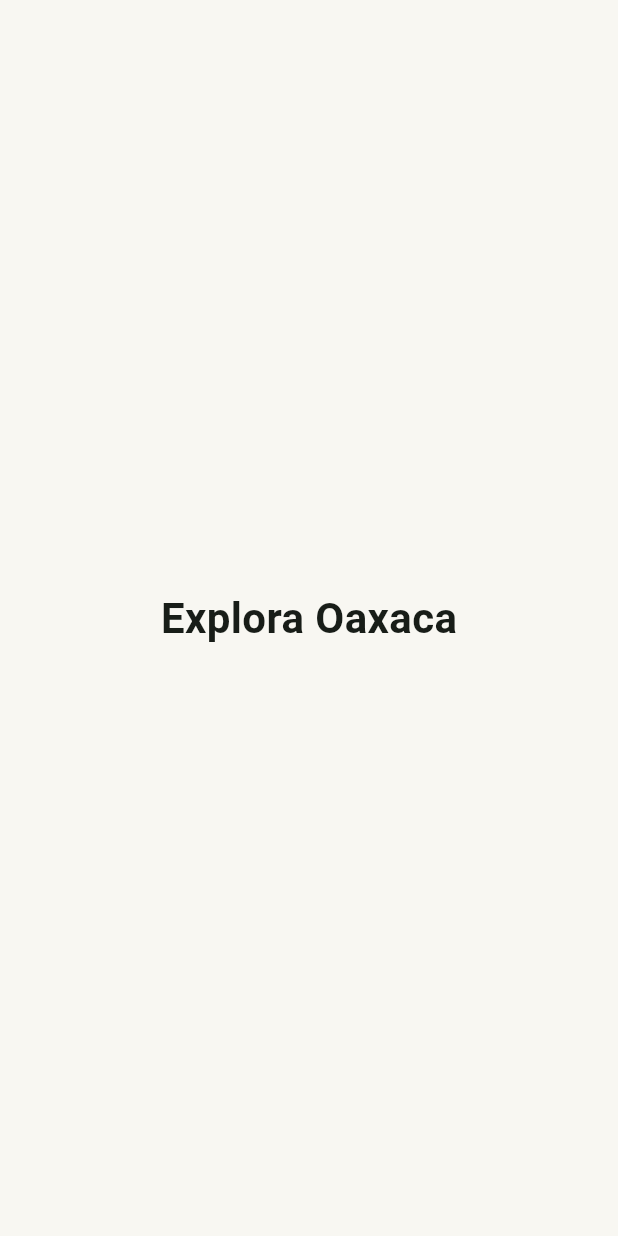
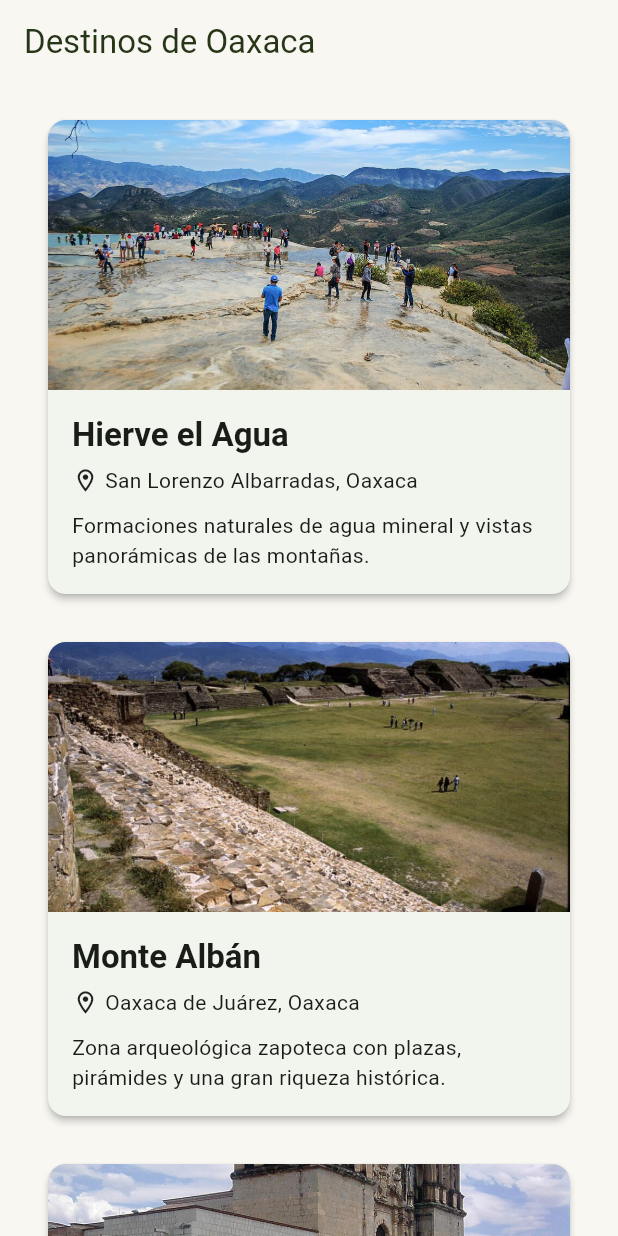
Before and after one commit to Felix-Angel/Poryecto-explora-oaxaca, a Flutter app: the screen it shows after launch, on a phone screen of 412 x 824 dp. Run offline on Flutter 3.47's test engine with Material 3 defaults, Android fonts, the phone set to English and light mode, and no system bars.

Commit message:
feat: cargar imagenes locales en catalogo de destinos

```diff
--- a/lib/app.dart
+++ b/lib/app.dart
@@ -1,6 +1,7 @@
 import 'package:flutter/material.dart';
 
 import 'core/theme/app_theme.dart';
+import 'features/catalogo/pages/pantalla_catalogo.dart';
 
 class ExploraOaxacaApp extends StatelessWidget {
   const ExploraOaxacaApp({super.key});
@@ -11,14 +12,7 @@ class ExploraOaxacaApp extends StatelessWidget {
       title: 'Explora Oaxaca',
       debugShowCheckedModeBanner: false,
       theme: AppTheme.theme,
-      home: const Scaffold(
-        body: Center(
-          child: Text(
-            'Explora Oaxaca',
-            style: TextStyle(fontSize: 28, fontWeight: FontWeight.bold),
-          ),
-        ),
-      ),
+      home: const PantallaCatalogo(),
     );
   }
 }
--- /dev/null
+++ b/lib/features/catalogo/pages/pantalla_catalogo.dart
@@ -0,0 +1,45 @@
+import 'package:flutter/material.dart';
+
+import '../widgets/tarjeta_destino.dart';
+
+class PantallaCatalogo extends StatelessWidget {
+  const PantallaCatalogo({super.key});
+
+  @override
+  Widget build(BuildContext context) {
+    return Scaffold(
+      appBar: AppBar(title: const Text('Destinos de Oaxaca')),
+      body: ListView(
+        padding: const EdgeInsets.all(16),
+        children: const [
+          TarjetaDestino(
+            nombre: 'Hierve el Agua',
+            municipio: 'San Lorenzo Albarradas, Oaxaca',
+            descripcion:
+                'Formaciones naturales de agua mineral y '
+                'vistas panorámicas de las montañas.',
+            imagenUrl: 'assets/images/hierve_el_agua.jpg',
+          ),
+          SizedBox(height: 16),
+          TarjetaDestino(
+            nombre: 'Monte Albán',
+            municipio: 'Oaxaca de Juárez, Oaxaca',
+            descripcion:
+                'Zona arqueológica zapoteca con plazas, '
+                'pirámides y una gran riqueza histórica.',
+            imagenUrl: 'assets/images/monte_alban.jpg',
+          ),
+          SizedBox(height: 16),
+          TarjetaDestino(
+            nombre: 'Santo Domingo de Guzmán',
+            municipio: 'Oaxaca de Juárez, Oaxaca',
+            descripcion:
+                'Templo histórico destacado por su '
+                'arquitectura y ornamentación.',
+            imagenUrl: 'assets/images/santo_domingo.jpg',
+          ),
+        ],
+      ),
+    );
+  }
+}
--- a/lib/features/catalogo/widgets/tarjeta_destino.dart
+++ b/lib/features/catalogo/widgets/tarjeta_destino.dart
@@ -18,15 +18,12 @@ class TarjetaDestino extends StatelessWidget {
   Widget build(BuildContext context) {
     return Card(
       clipBehavior: Clip.antiAlias,
-      margin: const EdgeInsets.symmetric(
-        horizontal: 16,
-        vertical: 8,
-      ),
+      margin: const EdgeInsets.symmetric(horizontal: 16, vertical: 8),
       elevation: 2,
       child: Column(
         crossAxisAlignment: CrossAxisAlignment.start,
         children: [
-          Image.network(
+          Image.asset(
             imagenUrl,
             height: 180,
             width: double.infinity,
@@ -37,10 +34,7 @@ class TarjetaDestino extends StatelessWidget {
                 width: double.infinity,
                 color: Colors.grey.shade200,
                 alignment: Alignment.center,
-                child: const Icon(
-                  Icons.image_not_supported_outlined,
-                  size: 45,
-                ),
+                child: const Icon(Icons.image_not_supported_outlined, size: 45),
               );
             },
           ),
@@ -51,32 +45,19 @@ class TarjetaDestino extends StatelessWidget {
               children: [
                 Text(
                   nombre,
-                  style: Theme.of(context)
-                      .textTheme
-                      .titleLarge
-                      ?.copyWith(
-                        fontWeight: FontWeight.bold,
-                      ),
+                  style: Theme.of(context).textTheme.titleLarge
+                      ?.copyWith(fontWeight: FontWeight.bold),
                 ),
                 const SizedBox(height: 6),
                 Row(
                   children: [
-                    const Icon(
-                      Icons.location_on_outlined,
-                      size: 18,
-                    ),
+                    const Icon(Icons.location_on_outlined, size: 18),
                     const SizedBox(width: 4),
-                    Expanded(
-                      child: Text(municipio),
-                    ),
+                    Expanded(child: Text(municipio)),
                   ],
                 ),
                 const SizedBox(height: 10),
-                Text(
-                  descripcion,
-                  maxLines: 3,
-                  overflow: TextOverflow.ellipsis,
-                ),
+                Text(descripcion, maxLines: 3, overflow: TextOverflow.ellipsis),
               ],
             ),
           ),
```
Also changed, not shown: pubspec.yaml (+4 -4 lines), assets/images/hierve_el_agua.jpg (added), assets/images/monte_alban.jpg (added), assets/images/santo_domingo.jpg (added), 2 other files.
